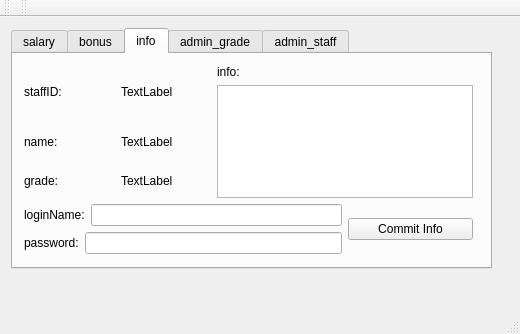
Above: mysalary.ui from Preffer/MySalary before the change. Below: the same form after it.
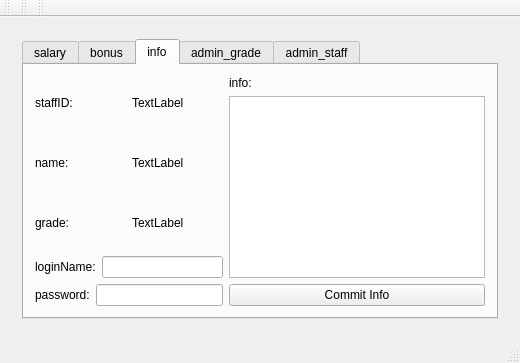
That is the form after the change. The open tabs and pages were chosen to show the change. Icons and pictures are not drawn.

The edit to the form file:
```diff
--- a/mysalary.ui
+++ b/mysalary.ui
@@ -7,12 +7,16 @@
     <x>0</x>
     <y>0</y>
     <width>520</width>
-    <height>334</height>
+    <height>362</height>
    </rect>
   </property>
   <property name="windowTitle">
    <string>MySalary</string>
   </property>
+  <property name="windowIcon">
+   <iconset resource="resource.qrc">
+    <normaloff>:/logo.png</normaloff>:/logo.png</iconset>
+  </property>
   <widget class="QWidget" name="centralWidget">
    <layout class="QGridLayout" name="gridLayout_3">
     <item row="0" column="0">
@@ -143,23 +147,17 @@
        </layout>
       </widget>
       <widget class="QWidget" name="content">
+       <layout class="QGridLayout" name="gridLayout_4">
+        <item row="0" column="0">
        <widget class="QTabWidget" name="tabWidget">
-        <property name="geometry">
-         <rect>
-          <x>0</x>
-          <y>0</y>
-          <width>481</width>
-          <height>241</height>
-         </rect>
-        </property>
         <property name="currentIndex">
-         <number>4</number>
+           <number>2</number>
         </property>
         <widget class="QWidget" name="salary">
          <attribute name="title">
           <string>salary</string>
          </attribute>
-         <layout class="QGridLayout" name="gridLayout_4">
+           <layout class="QGridLayout" name="gridLayout_5">
           <item row="0" column="0">
            <widget class="QTableView" name="salaryView"/>
           </item>
@@ -172,16 +170,15 @@
          <attribute name="title">
           <string>bonus</string>
          </attribute>
+           <layout class="QGridLayout" name="gridLayout_10">
+            <item row="0" column="0">
          <widget class="QTableView" name="bonusView">
-          <property name="geometry">
-           <rect>
-            <x>10</x>
-            <y>10</y>
-            <width>451</width>
-            <height>181</height>
-           </rect>
-          </property>
-         </widget>
+              <property name="styleSheet">
+               <string notr="true">width: 100%</string>
+              </property>
+             </widget>
+            </item>
+           </layout>
         </widget>
         <widget class="QWidget" name="info">
          <property name="enabled">
@@ -190,70 +187,65 @@
          <attribute name="title">
           <string>info</string>
          </attribute>
-         <widget class="QWidget" name="">
-          <property name="geometry">
-           <rect>
-            <x>0</x>
-            <y>0</y>
-            <width>471</width>
-            <height>211</height>
-           </rect>
-          </property>
-          <layout class="QGridLayout" name="gridLayout_5">
+           <layout class="QGridLayout" name="gridLayout_9">
+            <item row="0" column="0">
+             <layout class="QGridLayout" name="gridLayout_8">
            <item row="0" column="0" rowspan="2">
+               <layout class="QVBoxLayout" name="verticalLayout">
+                <item>
+                 <layout class="QHBoxLayout" name="horizontalLayout_5">
+                  <item>
             <widget class="QLabel" name="label_staffID">
              <property name="text">
               <string>staffID:</string>
              </property>
             </widget>
            </item>
-           <item row="0" column="1" rowspan="2">
+                  <item>
             <widget class="QLabel" name="staffID">
              <property name="text">
               <string>TextLabel</string>
              </property>
             </widget>
            </item>
-           <item row="0" column="2">
-            <widget class="QLabel" name="label_info">
-             <property name="text">
-              <string>info:</string>
-             </property>
-            </widget>
-           </item>
-           <item row="1" column="2" rowspan="3" colspan="2">
-            <widget class="QTextEdit" name="new_info"/>
-           </item>
-           <item row="2" column="0">
+                 </layout>
+                </item>
+                <item>
+                 <layout class="QHBoxLayout" name="horizontalLayout_4">
+                  <item>
             <widget class="QLabel" name="label_name">
              <property name="text">
               <string>name:</string>
              </property>
             </widget>
            </item>
-           <item row="2" column="1">
+                  <item>
             <widget class="QLabel" name="name">
              <property name="text">
               <string>TextLabel</string>
              </property>
             </widget>
            </item>
-           <item row="3" column="0">
+                 </layout>
+                </item>
+                <item>
+                 <layout class="QHBoxLayout" name="horizontalLayout">
+                  <item>
             <widget class="QLabel" name="label_grade">
              <property name="text">
               <string>grade:</string>
              </property>
             </widget>
            </item>
-           <item row="3" column="1">
+                  <item>
             <widget class="QLabel" name="gradeName">
              <property name="text">
               <string>TextLabel</string>
              </property>
             </widget>
            </item>
-           <item row="4" column="0" colspan="3">
-            <layout class="QVBoxLayout" name="verticalLayout">
+                 </layout>
+                </item>
              <item>
               <layout class="QHBoxLayout" name="horizontalLayout_2">
                <item>
@@ -288,7 +280,21 @@
              </item>
             </layout>
            </item>
-           <item row="4" column="3">
+              <item row="0" column="1">
+               <layout class="QVBoxLayout" name="verticalLayout_2">
+                <item>
+                 <widget class="QLabel" name="label_info">
+                  <property name="text">
+                   <string>info:</string>
+                  </property>
+                 </widget>
+                </item>
+                <item>
+                 <widget class="QTextEdit" name="new_info"/>
+                </item>
+               </layout>
+              </item>
+              <item row="1" column="1">
             <widget class="QPushButton" name="infoCommitButton">
              <property name="text">
               <string>Commit Info</string>
@@ -296,21 +302,16 @@
             </widget>
            </item>
           </layout>
-         </widget>
+            </item>
+           </layout>
+           <zorder>layoutWidget</zorder>
+           <zorder>staffID</zorder>
+           <zorder>staffID</zorder>
         </widget>
         <widget class="QWidget" name="admin_grade">
          <attribute name="title">
           <string>admin_grade</string>
          </attribute>
-         <widget class="QWidget" name="layoutWidget">
-          <property name="geometry">
-           <rect>
-            <x>0</x>
-            <y>0</y>
-            <width>471</width>
-            <height>202</height>
-           </rect>
-          </property>
           <layout class="QGridLayout" name="gridLayout_6">
            <item row="0" column="0" rowspan="6">
             <widget class="QTableView" name="gradeView"/>
@@ -359,20 +360,10 @@
            </item>
           </layout>
          </widget>
-        </widget>
         <widget class="QWidget" name="admin_staff">
          <attribute name="title">
           <string>admin_staff</string>
          </attribute>
-         <widget class="QWidget" name="">
-          <property name="geometry">
-           <rect>
-            <x>1</x>
-            <y>1</y>
-            <width>471</width>
-            <height>201</height>
-           </rect>
-          </property>
           <layout class="QGridLayout" name="gridLayout_7">
            <item row="0" column="0" rowspan="5" colspan="2">
             <widget class="QTableView" name="staffView"/>
@@ -432,7 +423,8 @@
           </layout>
          </widget>
         </widget>
-       </widget>
+        </item>
+       </layout>
       </widget>
      </widget>
     </item>
@@ -468,6 +460,17 @@
     <bool>false</bool>
    </attribute>
   </widget>
+  <widget class="QToolBar" name="toolBar_2">
+   <property name="windowTitle">
+    <string>toolBar_2</string>
+   </property>
+   <attribute name="toolBarArea">
+    <enum>TopToolBarArea</enum>
+   </attribute>
+   <attribute name="toolBarBreak">
+    <bool>false</bool>
+   </attribute>
+  </widget>
  </widget>
  <layoutdefault spacing="6" margin="11"/>
  <resources/>
```
Left out of the diff: 4 changed lines with no effect on the pictures. Lines whose indentation alone changed are shown as unchanged.
